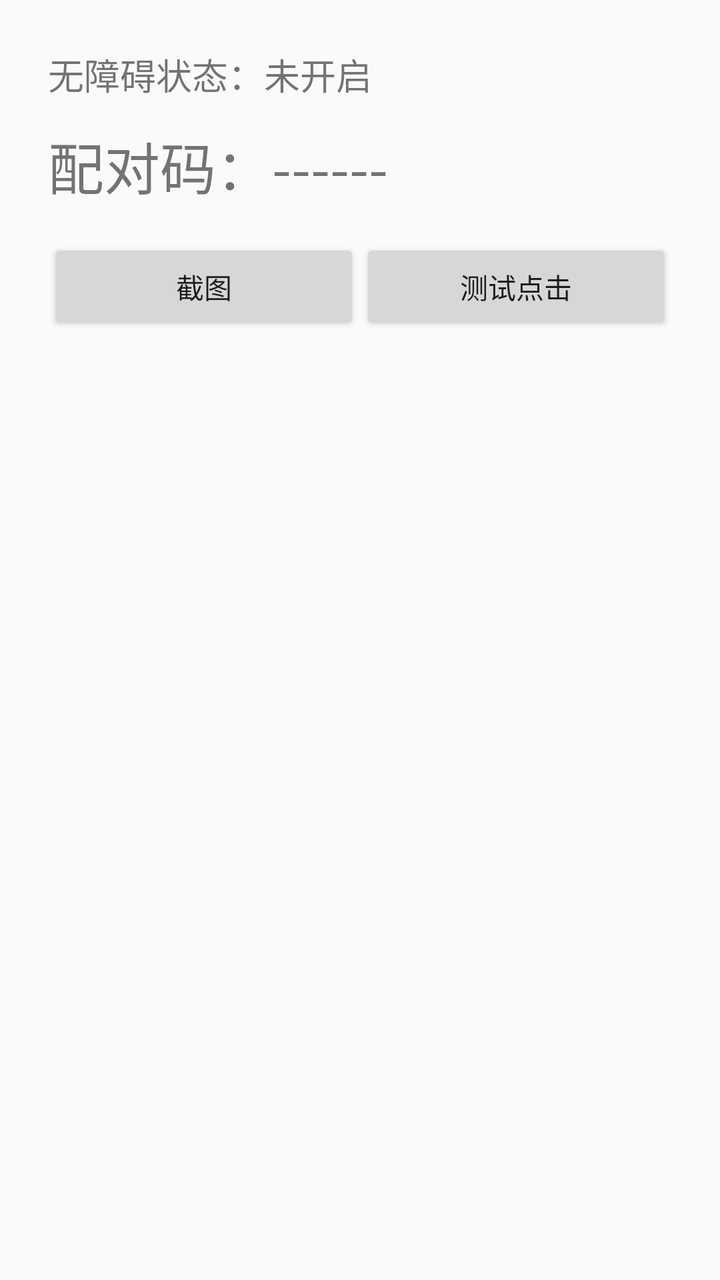
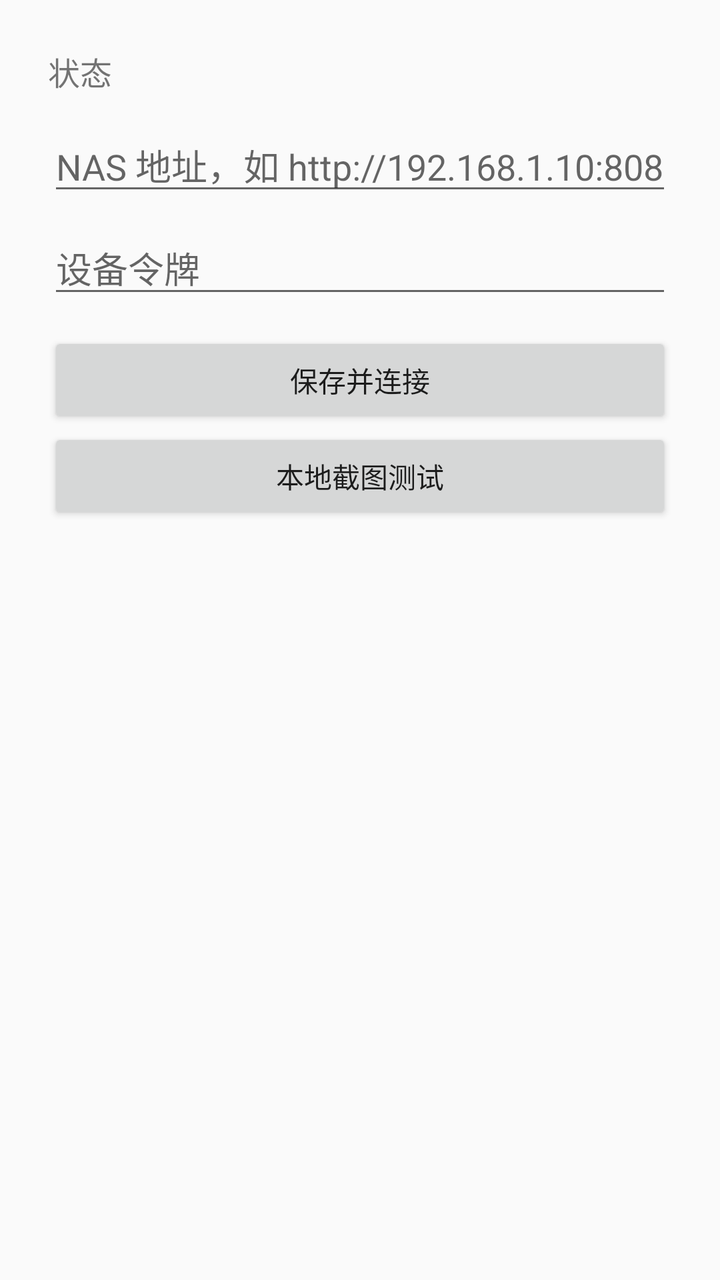

Before-and-after screenshots of an Android layout around one commit, followed by the original layout XML and the change that was made.
<!-- AndroidManifest.xml: application theme android:Theme.Material.Light.NoActionBar -->
<!-- res/layout/activity_main.xml -->
<?xml version="1.0" encoding="utf-8"?>
<LinearLayout xmlns:android="http://schemas.android.com/apk/res/android"
    android:layout_width="match_parent"
    android:layout_height="match_parent"
    android:orientation="vertical"
    android:padding="24dp">

    <TextView
        android:id="@+id/tvStatus"
        android:layout_width="match_parent"
        android:layout_height="wrap_content"
        android:textSize="18sp"
        android:text="无障碍状态：未开启" />

    <TextView
        android:id="@+id/tvPairCode"
        android:layout_width="match_parent"
        android:layout_height="wrap_content"
        android:layout_marginTop="12dp"
        android:textSize="28sp"
        android:text="配对码：------" />

    <LinearLayout
        android:layout_width="match_parent"
        android:layout_height="wrap_content"
        android:layout_marginTop="16dp"
        android:orientation="horizontal">

        <Button
            android:id="@+id/btnCapture"
            android:layout_width="0dp"
            android:layout_height="wrap_content"
            android:layout_weight="1"
            android:text="截图" />

        <Button
            android:id="@+id/btnTap"
            android:layout_width="0dp"
            android:layout_height="wrap_content"
            android:layout_weight="1"
            android:text="测试点击" />
    </LinearLayout>

    <ImageView
        android:id="@+id/ivPreview"
        android:layout_width="match_parent"
        android:layout_height="0dp"
        android:layout_marginTop="16dp"
        android:layout_weight="1"
        android:adjustViewBounds="true"
        android:scaleType="fitCenter" />

</LinearLayout>
<!-- resources referenced by this layout -->
<resources>

</resources>

<!-- the commit's change to res/layout/activity_main.xml (unified diff, before → after) -->
@@ -9,43 +9,43 @@
         android:id="@+id/tvStatus"
         android:layout_width="match_parent"
         android:layout_height="wrap_content"
-        android:textSize="18sp"
-        android:text="无障碍状态：未开启" />
+        android:textSize="16sp"
+        android:text="状态" />
 
-    <TextView
-        android:id="@+id/tvPairCode"
+    <EditText
+        android:id="@+id/etUrl"
         android:layout_width="match_parent"
         android:layout_height="wrap_content"
         android:layout_marginTop="12dp"
-        android:textSize="28sp"
-        android:text="配对码：------" />
+        android:hint="NAS 地址，如 http://192.168.1.10:8080"
+        android:inputType="textUri" />
 
-    <LinearLayout
+    <EditText
+        android:id="@+id/etToken"
         android:layout_width="match_parent"
         android:layout_height="wrap_content"
-        android:layout_marginTop="16dp"
-        android:orientation="horizontal">
+        android:layout_marginTop="8dp"
+        android:hint="设备令牌"
+        android:inputType="text" />
 
-        <Button
-            android:id="@+id/btnCapture"
-            android:layout_width="0dp"
-            android:layout_height="wrap_content"
-            android:layout_weight="1"
-            android:text="截图" />
+    <Button
+        android:id="@+id/btnSave"
+        android:layout_width="match_parent"
+        android:layout_height="wrap_content"
+        android:layout_marginTop="12dp"
+        android:text="保存并连接" />
 
-        <Button
-            android:id="@+id/btnTap"
-            android:layout_width="0dp"
-            android:layout_height="wrap_content"
-            android:layout_weight="1"
-            android:text="测试点击" />
-    </LinearLayout>
+    <Button
+        android:id="@+id/btnSnap"
+        android:layout_width="match_parent"
+        android:layout_height="wrap_content"
+        android:text="本地截图测试" />
 
     <ImageView
         android:id="@+id/ivPreview"
         android:layout_width="match_parent"
         android:layout_height="0dp"
-        android:layout_marginTop="16dp"
+        android:layout_marginTop="12dp"
         android:layout_weight="1"
         android:adjustViewBounds="true"
         android:scaleType="fitCenter" />
